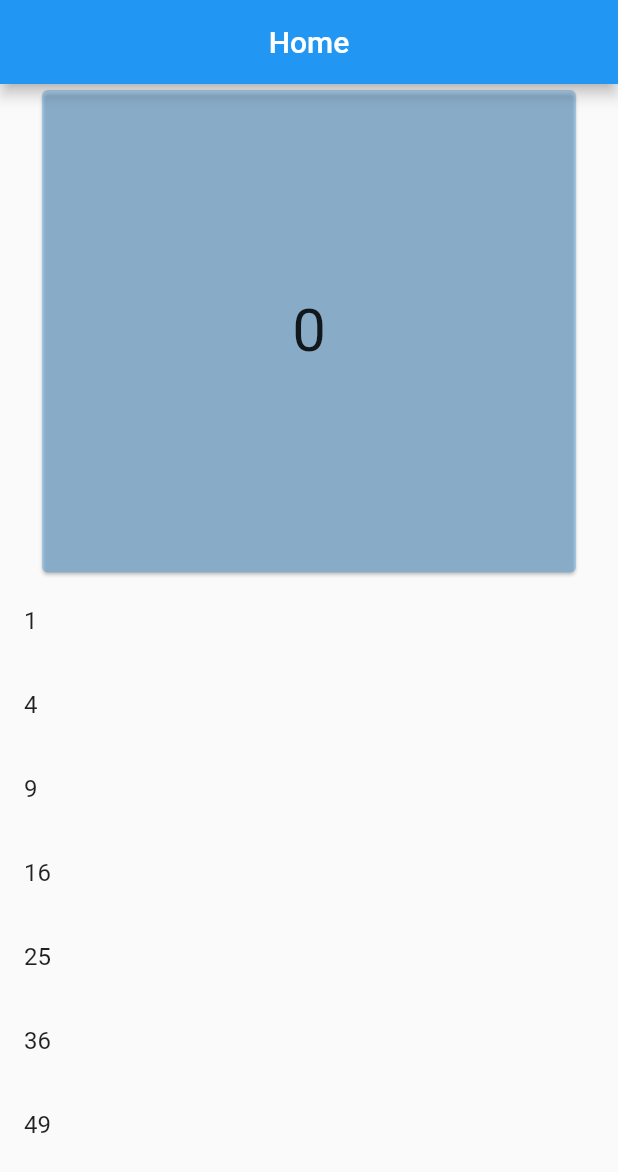
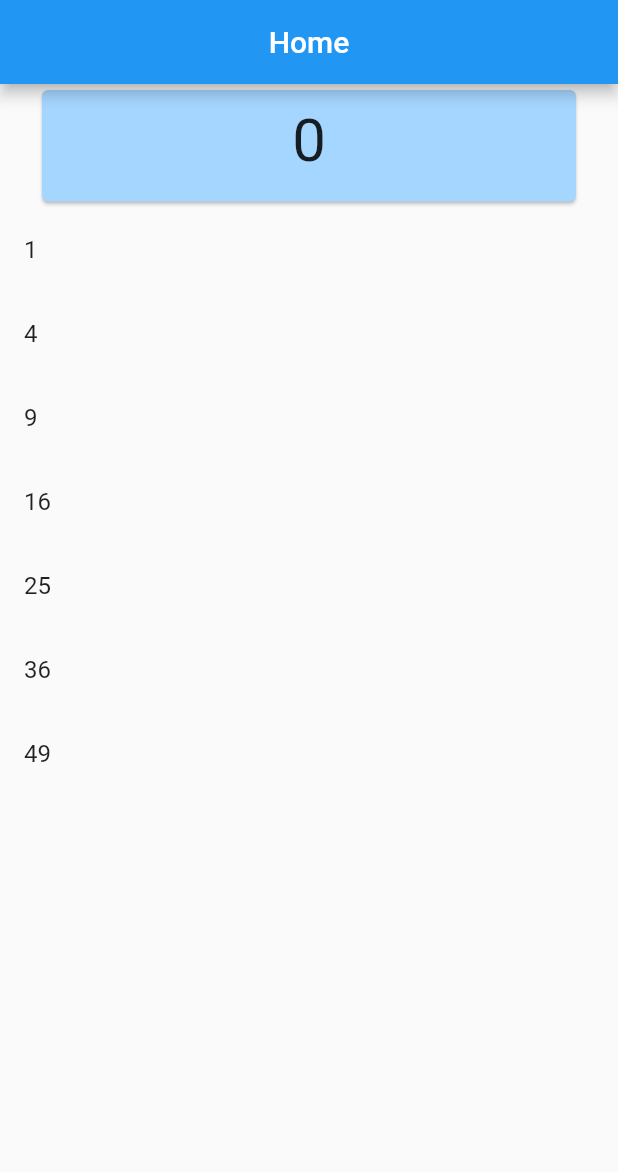
Before and after one commit to victormutuku/sample_app, a Flutter app: the screen it shows after launch, on a phone screen of 412 x 824 dp. Shown: the top 1172 px of the screen. Run offline on Flutter 3.47's test engine with Material 2 defaults, Android fonts, the phone set to English and light mode, and no system bars.

Commit message:
So far update

```diff
--- a/lib/home.dart
+++ b/lib/home.dart
@@ -41,9 +41,21 @@ class _HomeScreenState extends State<HomeScreen> {
   @override
   Widget build(BuildContext context) {
     final deviceHeight = MediaQuery.of(context).size.height;
+    final containerHeight =
+        myValue == 0 ? deviceHeight * 0.1 : deviceHeight * 0.4;
     final items = Provider.of<Items>(context).items;
     return Scaffold(
       appBar: AppBar(
+        leading: myValue == 0
+            ? null
+            : IconButton(
+                onPressed: () {
+                  setState(() {
+                    myValue = 0;
+                  });
+                },
+                icon: const Icon(Icons.arrow_back),
+              ),
         title: const Text('Home'),
         centerTitle: true,
       ),
@@ -51,26 +63,76 @@ class _HomeScreenState extends State<HomeScreen> {
         child: SingleChildScrollView(
           child: Column(
             children: [
-              // SizedBox(
-              //   height: deviceHeight * 0.5,
-              //   child: PageView.builder(
-              //     itemCount: items.length,
-              //     onPageChanged: (value) {},
-              //     controller: controller,
-              //     itemBuilder: (context, index) => builder(index),
-              //   ),
-              // ),
-              Container(
-                height: deviceHeight * 0.4,
+              AnimatedContainer(
+                duration: const Duration(milliseconds: 1000),
+                curve: Curves.easeInCubic,
+                height: containerHeight,
                 padding: const EdgeInsets.symmetric(
                   horizontal: 24.0,
                 ),
                 child: Card(
-                  color: Colors.blue.withOpacity(0.3),
-                  child: Center(
-                    child: Text(
-                      myValue.toString(),
-                      style: const TextStyle(fontSize: 40),
+                  color: const Color.fromARGB(255, 165, 214, 255),
+                  child: SizedBox(
+                    height: double.infinity,
+                    width: double.infinity,
+                    child: SingleChildScrollView(
+                      child: Column(
+                        mainAxisAlignment: MainAxisAlignment.center,
+                        children: [
+                          AnimatedContainer(
+                            duration: const Duration(milliseconds: 1000),
+                            height: containerHeight < 100 ? 10 : 100,
+                          ),
+                          Text(
+                            myValue.toString(),
+                            style: const TextStyle(fontSize: 40),
+                          ),
+                          containerHeight < 100
+                              ? const SizedBox()
+                              : Row(
+                                  mainAxisAlignment: MainAxisAlignment.center,
+                                  children: [
+                                    OutlinedButton(
+                                      onPressed: () {},
+                                      style: OutlinedButton.styleFrom(
+                                        padding:
+                                            const EdgeInsets.only(right: 4),
+                                        side: BorderSide.none,
+                                      ),
+                                      child: Row(
+                                        children: const [
+                                          Icon(Icons.play_arrow_outlined),
+                                          SizedBox(
+                                            width: 5,
+                                          ),
+                                          Text('Watch Now')
+                                        ],
+                                      ),
+                                    ),
+                                    const SizedBox(
+                                      width: 20,
+                                    ),
+                                    OutlinedButton(
+                                      onPressed: () {},
+                                      style: OutlinedButton.styleFrom(
+                                        padding:
+                                            const EdgeInsets.only(right: 4),
+                                        side: BorderSide.none,
+                                      ),
+                                      child: Row(
+                                        children: const [
+                                          Icon(Icons.add),
+                                          SizedBox(
+                                            width: 5,
+                                          ),
+                                          Text('WishList')
+                                        ],
+                                      ),
+                                    ),
+                                  ],
+                                )
+                        ],
+                      ),
                     ),
                   ),
                 ),
@@ -101,36 +163,4 @@ class _HomeScreenState extends State<HomeScreen> {
       ),
     );
   }
-
-  builder(int index) {
-    return AnimatedBuilder(
-      animation: controller,
-      builder: (context, child) {
-        double value = 1.0;
-        if (controller.position.haveDimensions) {
-          value = controller.page! - index;
-          value = (1 - (value.abs() * .4)).clamp(0.0, 1.0);
-        }
-        return SizedBox(
-          height: Curves.easeOut.transform(value) * 300,
-          width: Curves.easeOut.transform(value) * 300,
-          child: child,
-        );
-      },
-      child: Padding(
-        padding: const EdgeInsets.symmetric(
-          horizontal: 24.0,
-        ),
-        child: Card(
-          color: Colors.blue.withOpacity(0.3),
-          child: Center(
-            child: Text(
-              index.toString(),
-              style: const TextStyle(fontSize: 40),
-            ),
-          ),
-        ),
-      ),
-    );
-  }
 }
```
